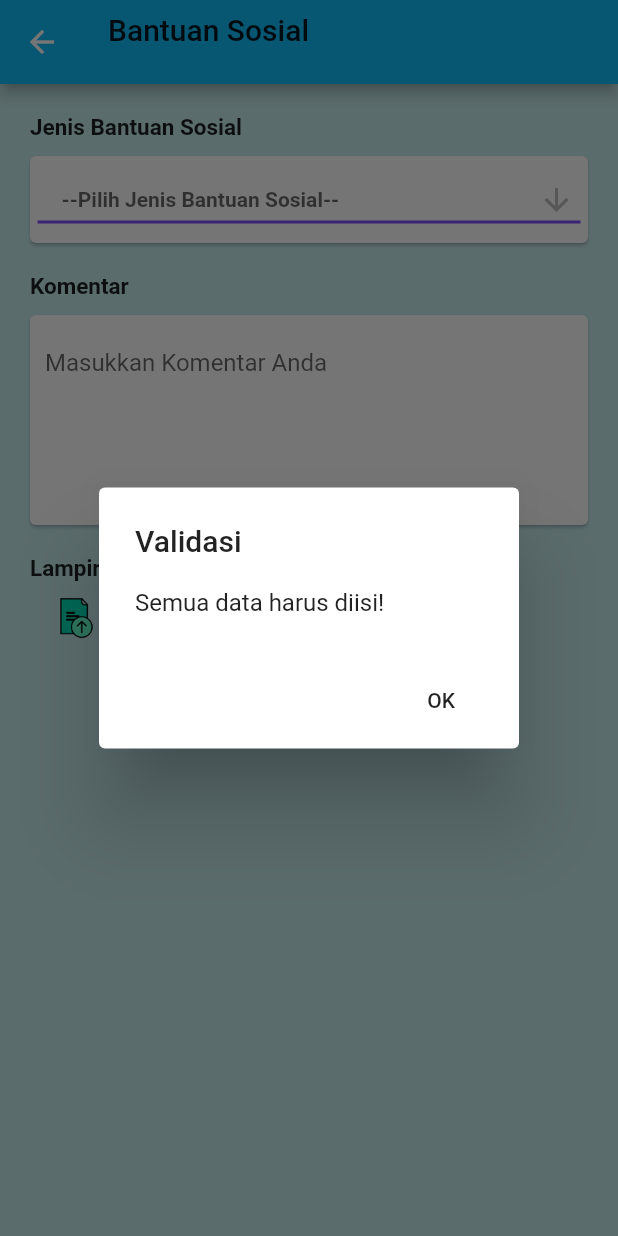
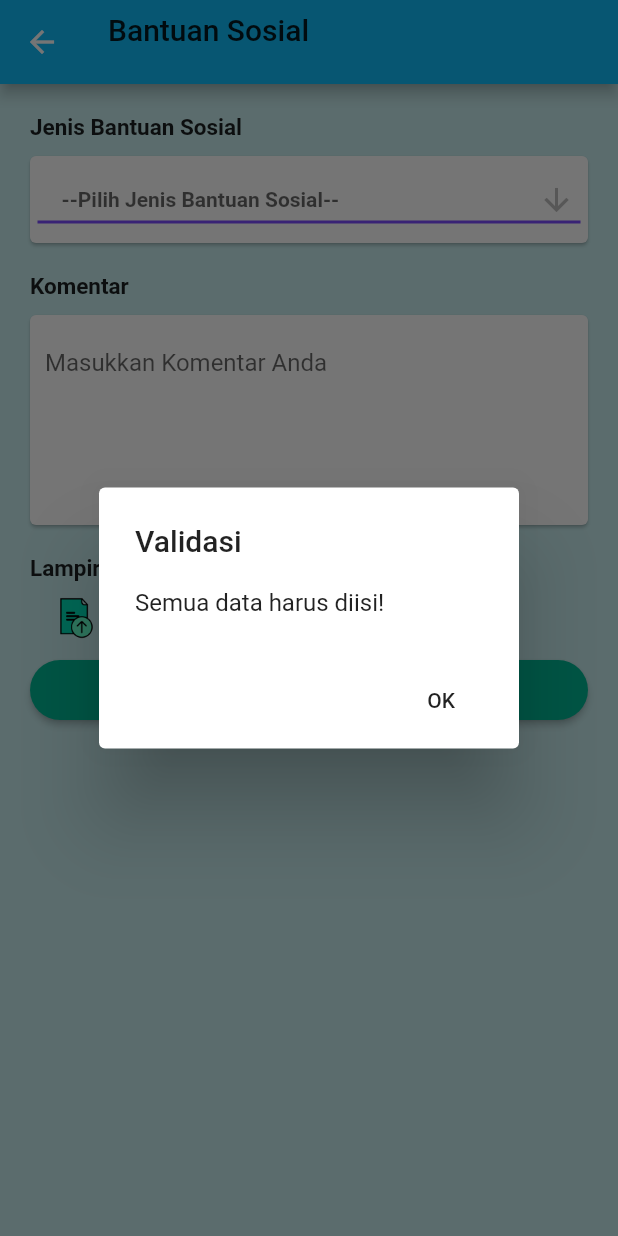
Before and after one commit to herayafpm/tuandesa-flutter, a Flutter app: the MenuBantuanView screen opened directly, after a tap on "Simpan", on a phone screen of 412 x 824 dp. Run offline on Flutter 3.47's test engine with Material 2 defaults, Android fonts, the phone set to English and light mode, and no system bars; our stand-ins replace bloc, connectivity, equatable, flutter_bloc, photo_view, pull_to_refresh and 2 more; missing offline and left inert: division, multi_image_picker; accounts and stored records are empty; network calls fail.

Commit message:
finish v1

```diff
--- a/lib/src/ui/pages/user/menu/menu_bantuan_view.dart
+++ b/lib/src/ui/pages/user/menu/menu_bantuan_view.dart
@@ -75,13 +75,13 @@ class _MenuBantuanViewState extends State<MenuBantuanView> {
           ],
         ),
       ),
-      body: Container(
+      body: SingleChildScrollView(
+        child: Container(
+            child: Container(
           color: CustomStyle.bgColor,
-          padding: EdgeInsets.all(20),
+          padding: EdgeInsets.only(top: 20, right: 20, left: 20, bottom: 30),
           height: MediaQuery.of(context).size.height * 1,
           width: MediaQuery.of(context).size.width * 1,
-          child: SingleChildScrollView(
-            child: Container(
           child: Column(
             crossAxisAlignment: CrossAxisAlignment.start,
             children: <Widget>[
@@ -110,14 +110,11 @@ class _MenuBantuanViewState extends State<MenuBantuanView> {
                                 height: 2,
                                 color: Colors.deepPurpleAccent,
                               ),
-                                  items: _jeniBantuan.map<
-                                          DropdownMenuItem<
-                                              Map<String, dynamic>>>(
+                              items: _jeniBantuan
+                                  .map<DropdownMenuItem<Map<String, dynamic>>>(
                                       (Map<String, dynamic> value) {
-                                    return DropdownMenuItem<
-                                            Map<String, dynamic>>(
-                                        value: value,
-                                        child: Text(value['jenis']));
+                                return DropdownMenuItem<Map<String, dynamic>>(
+                                    value: value, child: Text(value['jenis']));
                               }).toList(),
                               onChanged: (value) {
                                 setState(() {
@@ -192,7 +189,7 @@ class _MenuBantuanViewState extends State<MenuBantuanView> {
               ),
               Center(
                 child: ButtonTheme(
-                      minWidth: 200.0,
+                  minWidth: 400.0,
                   height: 40.0,
                   child: RaisedButton(
                       onPressed: loading
@@ -201,8 +198,7 @@ class _MenuBantuanViewState extends State<MenuBantuanView> {
                               if (jenisBantuanSelected == null ||
                                   komentar == null ||
                                   lampiran.length == 0 ||
-                                      listJawabanHasil.length !=
-                                          listSoal?.length) {
+                                  listJawabanHasil.length != listSoal!.length) {
                                 ShowAlert.show(context, "Validasi",
                                     "Semua data harus diisi!");
                               } else {
@@ -223,8 +219,8 @@ class _MenuBantuanViewState extends State<MenuBantuanView> {
               )
             ],
           ),
+        )),
       ),
-          )),
     );
   }
 
@@ -236,6 +232,9 @@ class _MenuBantuanViewState extends State<MenuBantuanView> {
   }
 
   Widget soalBantuan(context) {
+    if (listSoal!.isEmpty) {
+      return Text("Belum Ada Pilihan Soal");
+    }
     SoalBantuanModel soalBantuanModel = listSoal![no];
     return Card(
       child: Container(
@@ -250,12 +249,12 @@ class _MenuBantuanViewState extends State<MenuBantuanView> {
             ),
             Container(
                 width: MediaQuery.of(context).size.width * 1,
-                height: 100,
+                height: soalBantuanModel.jawaban.length * 60,
                 child: jawabanBantuan(soalBantuanModel.jawaban)),
             Row(
               mainAxisAlignment: MainAxisAlignment.spaceAround,
               children: <Widget>[
-                RaisedButton(
+                ElevatedButton(
                   onPressed: (no == 0)
                       ? null
                       : (listJawabanHasil.length == listSoal!.length)
@@ -268,7 +267,7 @@ class _MenuBantuanViewState extends State<MenuBantuanView> {
                           : null,
                   child: Text("Kembali"),
                 ),
-                RaisedButton(
+                ElevatedButton(
                   onPressed:
                       (valueJawaban == null || no == listSoal!.length - 1)
                           ? null
@@ -296,6 +295,18 @@ class _MenuBantuanViewState extends State<MenuBantuanView> {
   }
 
   Widget jawabanBantuan(jawaban) {
+    if (valueJawaban == 0) {
+      List<int> jaw = listJawabanHasil;
+      if (jaw.asMap().containsKey(no)) {
+        jaw[no] = 0;
+      } else {
+        jaw.add(0);
+      }
+      setState(() {
+        valueJawaban = 0;
+        listJawabanHasil = jaw;
+      });
+    }
     return ListView.builder(
       itemCount: jawaban.length,
       itemBuilder: (BuildContext context, int index) {
--- a/pubspec.yaml
+++ b/pubspec.yaml
@@ -15,7 +15,7 @@ publish_to: "none" # Remove this line if you wish to publish to pub.dev
 # In iOS, build-name is used as CFBundleShortVersionString while build-number used as CFBundleVersion.
 # Read more about iOS versioning at
 # https://developer.apple.com/library/archive/documentation/General/Reference/InfoPlistKeyReference/Articles/CoreFoundationKeys.html
-version: 1.0.0+1
+version: 1.0.0+4
 
 environment:
   sdk: ">=2.12.0 <3.0.0"
```
Also changed, not shown: 3 other files. Lines whose indentation alone changed are shown as unchanged.
